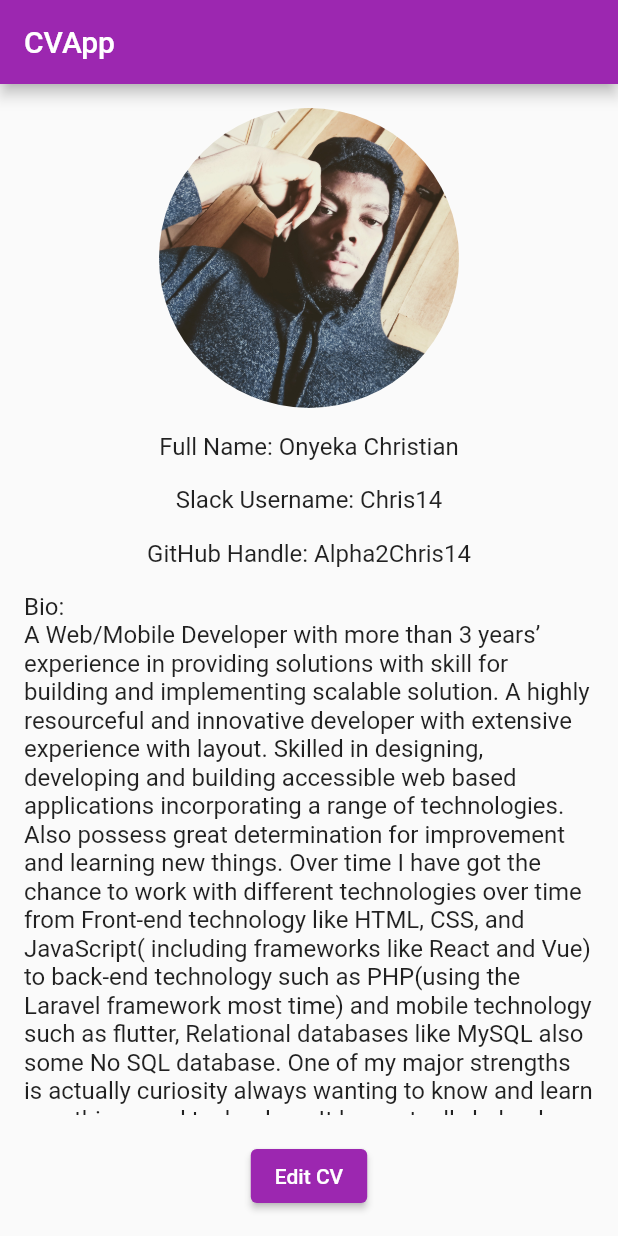
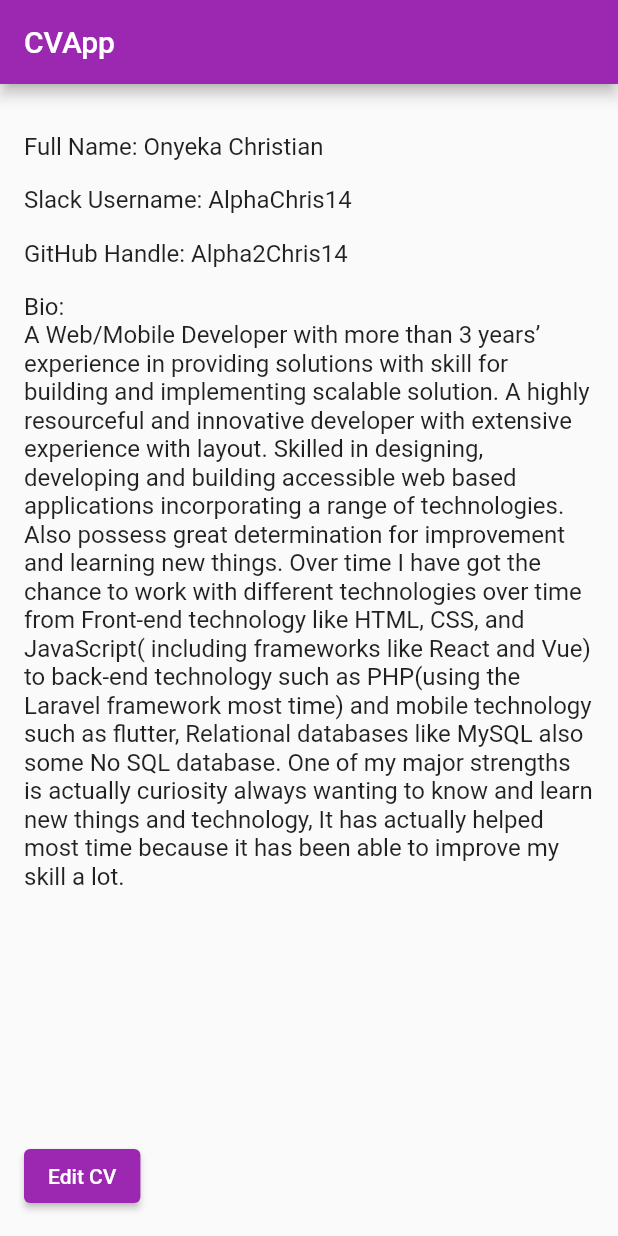
Before and after one commit to Alpha2Chris14/hng_cv_app, a Flutter app: the screen it shows after launch, on a phone screen of 412 x 824 dp. Run offline on Flutter 3.47's test engine with Material 2 defaults, Android fonts, the phone set to English and light mode, and no system bars.

Commit message:
fixed slack username

```diff
--- a/lib/main.dart
+++ b/lib/main.dart
@@ -16,7 +16,7 @@ class MyApp extends StatefulWidget {
 class _MyAppState extends State<MyApp> {
   CVData cvData = CVData(
     fullName: 'Onyeka Christian',
-    slackUsername: 'Chris14',
+    slackUsername: 'AlphaChris14',
     gitHubHandle: 'Alpha2Chris14',
     bio:
         'A Web/Mobile Developer with more than 3 years’ experience in providing solutions with skill for building and implementing scalable solution. A highly resourceful and innovative developer with extensive experience with layout. Skilled in designing, developing and building accessible web based applications incorporating a range of technologies. Also possess great determination for improvement and learning new things. Over time I have got the chance to work with different technologies over time from Front-end technology like HTML, CSS, and JavaScript( including frameworks like React and Vue) to back-end technology such as PHP(using the Laravel framework most time) and mobile technology such as flutter, Relational databases like MySQL also some No SQL database. One of my major strengths is actually curiosity always wanting to know and learn new things and technology, It has actually helped most time because it has been able to improve my skill a lot.',
--- a/lib/view/homepage.dart
+++ b/lib/view/homepage.dart
@@ -25,18 +25,18 @@ class _HomePageState extends State<HomePage> {
           height: screenHeight,
           padding: const EdgeInsets.all(16.0),
           child: Column(
-            crossAxisAlignment: CrossAxisAlignment.center,
+            crossAxisAlignment: CrossAxisAlignment.start,
             children: <Widget>[
-              ClipOval(
-                child: Container(
-                  height: 200,
-                  width: 200,
-                  child: Image.asset(
-                    "assets/pics.jpg",
-                    fit: BoxFit.cover,
-                  ),
-                ),
-              ),
+              // ClipOval(
+              //   child: Container(
+              //     height: 200,
+              //     width: 200,
+              //     child: Image.asset(
+              //       "assets/pics.jpg",
+              //       fit: BoxFit.cover,
+              //     ),
+              //   ),
+              // ),
               SizedBox(
                 height: screenHeight * 0.02,
               ),
```
